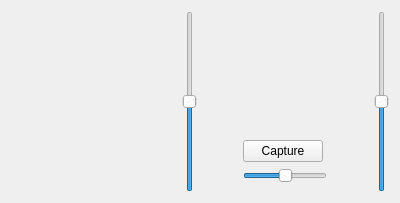
First picture: the form in src/HelelaniCameraControl.ui, repository PISCES-HI/helelani_client, before the edit.
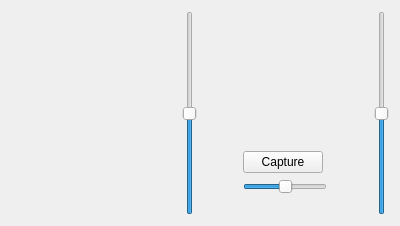
Second picture: the form after the edit. Custom widgets are drawn as their Qt base class.

```diff
--- a/src/HelelaniCameraControl.ui
+++ b/src/HelelaniCameraControl.ui
@@ -7,7 +7,7 @@
     <x>0</x>
     <y>0</y>
     <width>400</width>
-    <height>200</height>
+    <height>226</height>
    </rect>
   </property>
   <property name="windowTitle">
@@ -85,6 +85,9 @@
             <verstretch>0</verstretch>
            </sizepolicy>
           </property>
+          <property name="maximum">
+           <number>100</number>
+          </property>
           <property name="value">
            <number>50</number>
           </property>
```
Left out of the diff: 2 changed lines with no effect on the pictures.
